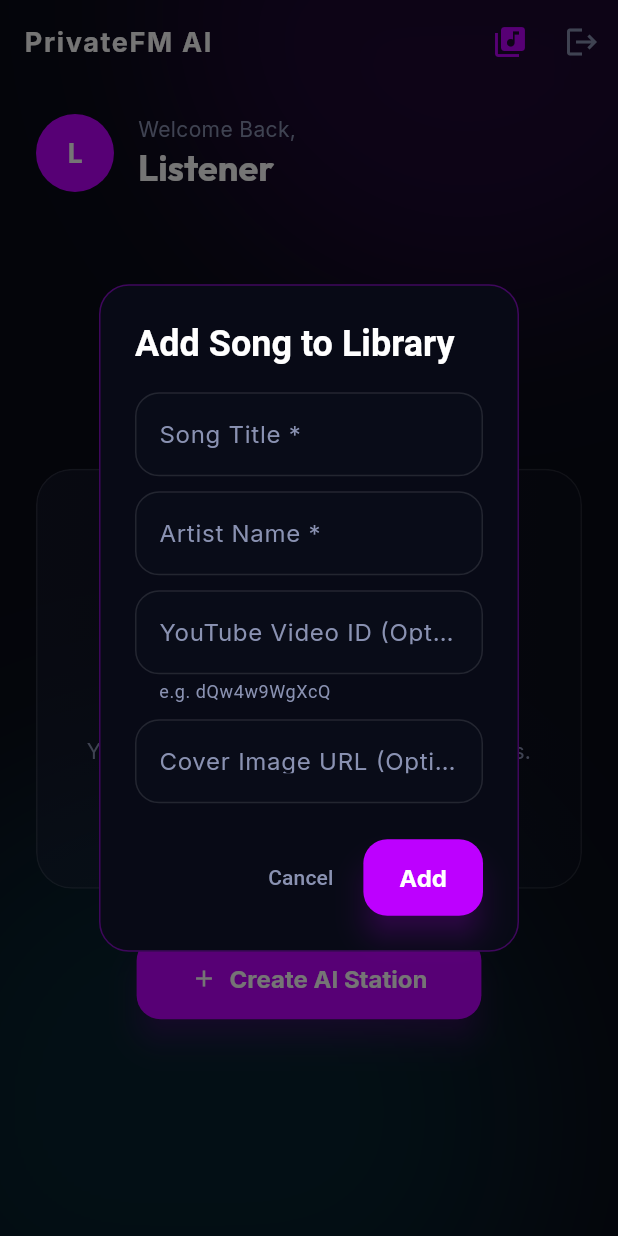
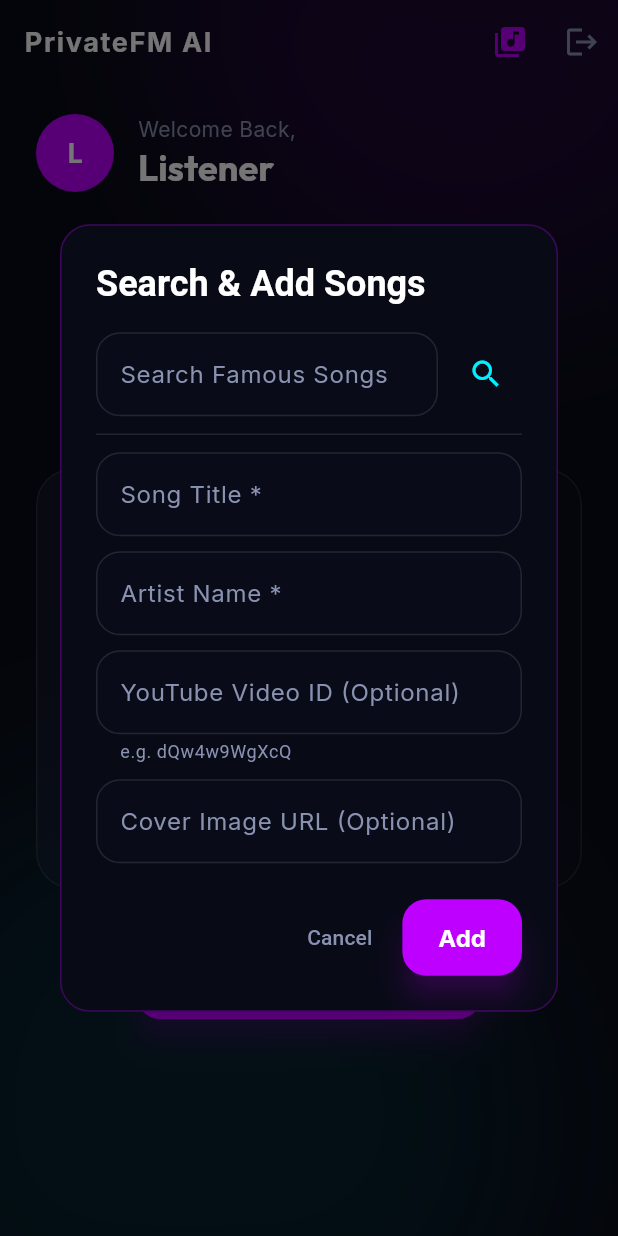
Before and after one commit to abasojadhav-lang/PrivateAI-FM, a Flutter app: the HomeScreen screen opened by its route, after a tap on the "library music" icon, on a phone screen of 412 x 824 dp. Run offline on Flutter 3.47's test engine with Material 3 defaults, Android fonts, the phone set to English and light mode, and no system bars; drawn by our look-alikes of glass_kit; our stand-ins replace audio_service, dio, flutter_riverpod, flutter_secure_storage, geolocator, go_router and 2 more; accounts and stored records are empty; network calls fail.

Commit message:
Integrate catalog search and auto-fill inside the Add Song dialog

```diff
--- a/frontend/lib/features/home/presentation/home_screen.dart
+++ b/frontend/lib/features/home/presentation/home_screen.dart
@@ -318,12 +318,15 @@ class HomeScreen extends ConsumerWidget {
   }
 
   void _showAddSongDialog(BuildContext context, WidgetRef ref) {
+    final searchController = TextEditingController();
     final titleController = TextEditingController();
     final artistController = TextEditingController();
     final youtubeController = TextEditingController();
     final coverController = TextEditingController();
     final formKey = GlobalKey<FormState>();
     var isLoading = false;
+    var isSearching = false;
+    List<Map<String, dynamic>> searchResults = [];
 
     showDialog(
       context: context,
@@ -337,15 +340,97 @@ class HomeScreen extends ConsumerWidget {
                 side: BorderSide(color: AppColors.primary.withOpacity(0.3)),
               ),
               title: const Text(
-                "Add Song to Library",
+                "Search & Add Songs",
                 style: TextStyle(color: Colors.white, fontWeight: FontWeight.bold),
               ),
-              content: Form(
+              content: SizedBox(
+                width: 450,
+                child: Form(
                   key: formKey,
                   child: SingleChildScrollView(
                     child: Column(
                       mainAxisSize: MainAxisSize.min,
+                      crossAxisAlignment: CrossAxisAlignment.stretch,
                       children: [
+                        // Search bar
+                        Row(
+                          children: [
+                            Expanded(
+                              child: TextFormField(
+                                controller: searchController,
+                                style: const TextStyle(color: Colors.white),
+                                decoration: const InputDecoration(
+                                  labelText: "Search Famous Songs",
+                                  hintText: "e.g. Hanuman Chalisa, Zingaat...",
+                                  labelStyle: TextStyle(color: AppColors.textSecondary),
+                                ),
+                              ),
+                            ),
+                            const SizedBox(width: 8),
+                            isSearching
+                                ? const SizedBox(
+                                    width: 24,
+                                    height: 24,
+                                    child: CircularProgressIndicator(strokeWidth: 2, color: AppColors.secondary),
+                                  )
+                                : IconButton(
+                                    icon: const Icon(Icons.search, color: AppColors.secondary),
+                                    onPressed: () async {
+                                      final query = searchController.text.trim();
+                                      if (query.isEmpty) return;
+                                      setState(() {
+                                        isSearching = true;
+                                      });
+                                      final results = await ref.read(playbackRepositoryProvider).searchCatalog(query);
+                                      setState(() {
+                                        searchResults = results;
+                                        isSearching = false;
+                                      });
+                                    },
+                                  ),
+                          ],
+                        ),
+
+                        // Search results list
+                        if (searchResults.isNotEmpty) ...[
+                          const SizedBox(height: 12),
+                          const Text("Select a song to auto-fill:", style: TextStyle(color: AppColors.textSecondary, fontSize: 11, fontWeight: FontWeight.bold)),
+                          const SizedBox(height: 6),
+                          Container(
+                            constraints: const BoxConstraints(maxHeight: 180),
+                            decoration: BoxDecoration(
+                              color: Colors.white.withOpacity(0.03),
+                              borderRadius: BorderRadius.circular(12),
+                              border: Border.all(color: AppColors.border),
+                            ),
+                            child: ListView.builder(
+                              shrinkWrap: true,
+                              itemCount: searchResults.length,
+                              itemBuilder: (context, index) {
+                                final item = searchResults[index];
+                                return ListTile(
+                                  dense: true,
+                                  title: Text(item['title'] ?? '', style: const TextStyle(color: Colors.white, fontWeight: FontWeight.bold, fontSize: 13)),
+                                  subtitle: Text(item['artist'] ?? '', style: const TextStyle(color: AppColors.textSecondary, fontSize: 11)),
+                                  trailing: const Icon(Icons.check_circle_outline, color: AppColors.secondary, size: 18),
+                                  onTap: () {
+                                    setState(() {
+                                      titleController.text = item['title'] ?? '';
+                                      artistController.text = item['artist'] ?? '';
+                                      youtubeController.text = item['youtube_id'] ?? '';
+                                      coverController.text = item['cover_url'] ?? '';
+                                      searchResults = [];
+                                    });
+                                  },
+                                );
+                              },
+                            ),
+                          ),
+                        ],
+
+                        const Divider(height: 24, color: AppColors.border),
+
+                        // Form fields
                         TextFormField(
                           controller: titleController,
                           style: const TextStyle(color: Colors.white),
@@ -386,6 +471,7 @@ class HomeScreen extends ConsumerWidget {
                           ),
                         ),
                       ],
+                    ),
                   ),
                 ),
               ),
```
Also changed, not shown: frontend/lib/features/playback/data/playback_repository.dart (+13 -0 lines), 1 other file. Lines whose indentation alone changed are shown as unchanged.
